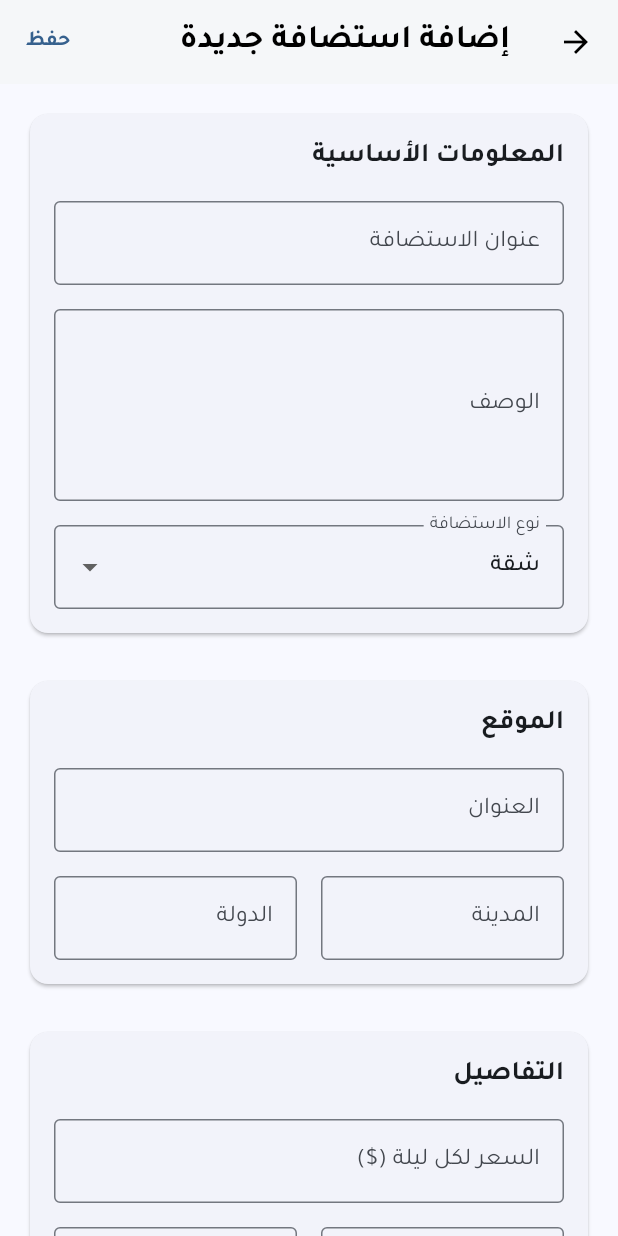
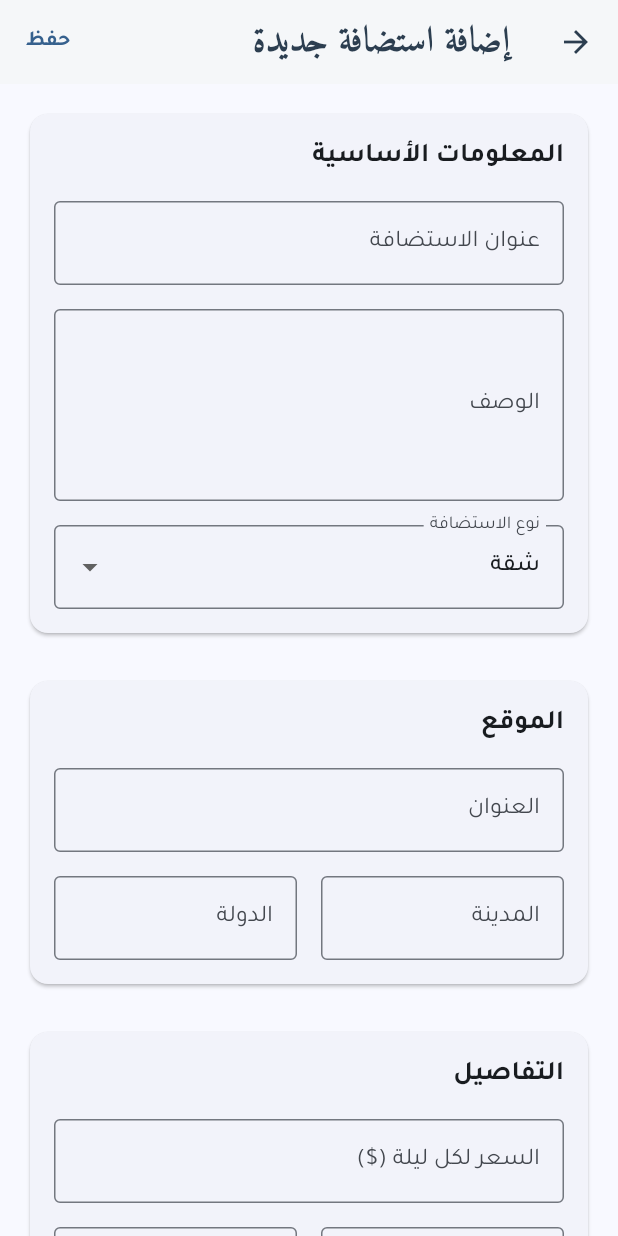
Before and after one commit to YassineGrib/rizervitoo, a Flutter app: the HomeScreen screen opened directly, item 2 of the bottom bar chosen, after a tap on "إضافة استضافة جديدة", on a phone screen of 412 x 824 dp. Run offline on Flutter 3.47's test engine with Material 3 defaults, Android fonts, the phone set to English and light mode, and no system bars; our stand-ins replace image_picker, shared_preferences, supabase_flutter; accounts and stored records are empty.

Commit message:
refactor(styles): centralize app styles in shared constants file
- Create app_styles.dart to consolidate all style definitions
- Replace hardcoded styles with references to AppStyles constants
- Ensure consistent styling across all screens
- Improve maintainability by having single source of truth for styles

```diff
--- /dev/null
+++ b/lib/constants/app_styles.dart
@@ -0,0 +1,77 @@
+import 'package:flutter/material.dart';
+
+/// Application-wide style constants for consistent UI design
+class AppStyles {
+  // Colors
+  static const Color primaryColor = Color(0xFF2E7D32);
+  static const Color secondaryColor = Color(0xFF3498DB);
+  static const Color textPrimaryColor = Color(0xFF2C3E50);
+  static const Color backgroundColor = Color(0xFFF8F9FA);
+
+  // AppBar Styles
+  static const TextStyle appBarTitleStyle = TextStyle(
+    fontFamily: 'Amiri',
+    fontSize: 24,
+    fontWeight: FontWeight.bold,
+    color: Colors.white,
+  );
+
+  static const TextStyle appBarTitleStyleDark = TextStyle(
+    fontFamily: 'Amiri',
+    fontSize: 24,
+    fontWeight: FontWeight.bold,
+    color: textPrimaryColor,
+  );
+
+  // Page Title Styles (for content within screens)
+  static const TextStyle pageTitleStyle = TextStyle(
+    fontFamily: 'Amiri',
+    fontSize: 24,
+    fontWeight: FontWeight.bold,
+    color: textPrimaryColor,
+  );
+
+  static const TextStyle sectionTitleStyle = TextStyle(
+    fontFamily: 'Amiri',
+    fontSize: 20,
+    fontWeight: FontWeight.bold,
+    color: textPrimaryColor,
+  );
+
+  // Body Text Styles
+  static const TextStyle bodyTextStyle = TextStyle(
+    fontFamily: 'Tajawal',
+    fontSize: 16,
+    color: textPrimaryColor,
+  );
+
+  static const TextStyle subtitleStyle = TextStyle(
+    fontFamily: 'Tajawal',
+    fontSize: 14,
+    color: Colors.grey,
+  );
+
+  // Button Text Styles
+  static const TextStyle buttonTextStyle = TextStyle(
+    fontFamily: 'Tajawal',
+    fontSize: 16,
+    fontWeight: FontWeight.w600,
+  );
+
+  // AppBar Themes
+  static AppBarTheme get primaryAppBarTheme => const AppBarTheme(
+    backgroundColor: primaryColor,
+    foregroundColor: Colors.white,
+    elevation: 0,
+    centerTitle: false,
+    titleTextStyle: appBarTitleStyle,
+  );
+
+  static AppBarTheme get lightAppBarTheme => const AppBarTheme(
+    backgroundColor: Colors.white,
+    foregroundColor: textPrimaryColor,
+    elevation: 1,
+    centerTitle: false,
+    titleTextStyle: appBarTitleStyleDark,
+  );
+}
--- a/lib/screens/add_edit_accommodation_screen.dart
+++ b/lib/screens/add_edit_accommodation_screen.dart
@@ -1,9 +1,10 @@
 import 'package:flutter/material.dart';
 import 'package:flutter/services.dart';
+import 'dart:io';
 import '../models/accommodation.dart';
 import '../services/accommodation_service.dart';
 import '../services/image_picker_service.dart';
-import 'dart:io';
+import '../constants/app_styles.dart';
 
 class AddEditAccommodationScreen extends StatefulWidget {
   final Accommodation? accommodation;
@@ -236,13 +237,10 @@ class _AddEditAccommodationScreenState extends State<AddEditAccommodationScreen>
       appBar: AppBar(
         title: Text(
           widget.accommodation != null ? 'تعديل الاستضافة' : 'إضافة استضافة جديدة',
-          style: const TextStyle(
-            fontFamily: 'Tajawal',
-            fontWeight: FontWeight.bold,
-          ),
+          style: AppStyles.appBarTitleStyleDark,
         ),
         backgroundColor: Colors.white,
-        foregroundColor: Colors.black,
+        foregroundColor: AppStyles.textPrimaryColor,
         elevation: 1,
         actions: [
           if (_isLoading)
--- a/lib/screens/home_screen.dart
+++ b/lib/screens/home_screen.dart
@@ -8,6 +8,7 @@ import 'package:rizervitoo/screens/bookings_screen.dart';
 import 'package:rizervitoo/screens/my_accommodations_screen.dart';
 import 'package:rizervitoo/services/booking_service.dart';
 import 'package:rizervitoo/models/booking.dart';
+import 'package:rizervitoo/constants/app_styles.dart';
 import 'package:intl/intl.dart';
 
 class HomeScreen extends StatefulWidget {
@@ -110,12 +111,7 @@ class _HomeScreenState extends State<HomeScreen> {
             const SizedBox(width: 12),
             const Text(
               'ريزرفيتو',
-              style: TextStyle(
-                fontFamily: 'Amiri',
-                fontSize: 24,
-                fontWeight: FontWeight.bold,
-                color: Colors.black87,
-              ),
+              style: AppStyles.appBarTitleStyle,
             ),
           ],
         ),
@@ -163,13 +159,10 @@ class _HomeScreenState extends State<HomeScreen> {
         backgroundColor: Colors.white,
         selectedItemColor: Colors.blue.shade600,
         unselectedItemColor: Colors.grey.shade600,
-        selectedLabelStyle: const TextStyle(
-          fontFamily: 'Tajawal',
+        selectedLabelStyle: AppStyles.buttonTextStyle.copyWith(
           fontWeight: FontWeight.w600,
         ),
-        unselectedLabelStyle: const TextStyle(
-          fontFamily: 'Tajawal',
-        ),
+        unselectedLabelStyle: AppStyles.buttonTextStyle,
         currentIndex: _selectedIndex,
         onTap: _onItemTapped,
         items: const [
--- a/lib/screens/my_accommodations_screen.dart
+++ b/lib/screens/my_accommodations_screen.dart
@@ -1,6 +1,7 @@
 import 'package:flutter/material.dart';
 import '../models/accommodation.dart';
 import '../services/accommodation_service.dart';
+import '../constants/app_styles.dart';
 import 'add_edit_accommodation_screen.dart';
 
 class MyAccommodationsScreen extends StatefulWidget {
@@ -121,13 +122,10 @@ class _MyAccommodationsScreenState extends State<MyAccommodationsScreen> {
       appBar: AppBar(
         title: const Text(
           'استضافاتي',
-          style: TextStyle(
-            fontFamily: 'Tajawal',
-            fontWeight: FontWeight.bold,
-          ),
+          style: AppStyles.appBarTitleStyleDark,
         ),
         backgroundColor: Colors.white,
-        foregroundColor: Colors.black,
+        foregroundColor: AppStyles.textPrimaryColor,
         elevation: 1,
       ),
       body: _isLoading
```
Also changed, not shown: lib/screens/accommodations_screen.dart (+8 -15 lines), lib/screens/bookings_screen.dart (+3 -6 lines), lib/screens/create_booking_screen.dart (+8 -17 lines), lib/screens/modify_booking_screen.dart (+3 -6 lines), lib/screens/profile_screen.dart (+3 -7 lines), lib/screens/travel_guide_detail_screen.dart (+8 -24 lines), lib/screens/travel_guides_screen.dart (+9 -17 lines), lib/services/image_picker_service.dart (+4 -13 lines).
